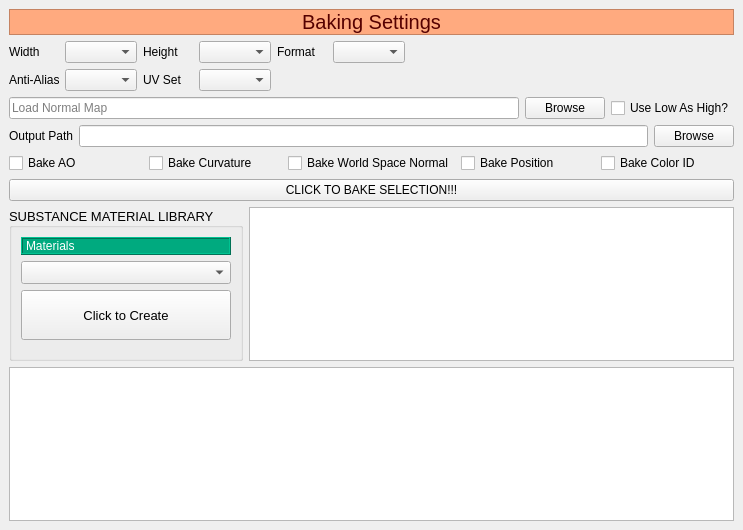
First picture: the form in puzzle_maya/sbsar_mat_creation/ui/sbsar_mat_creation_ui.ui, repository thienphuochoang/Portfolio, before the edit.
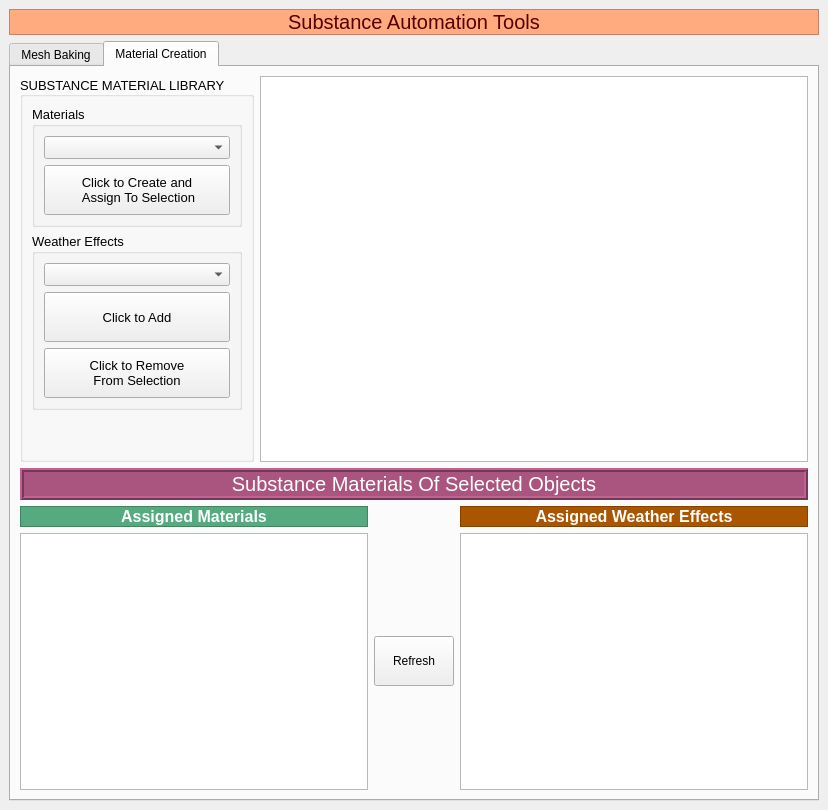
Second picture: the form after the edit.

Patch:
```diff
--- a/puzzle_maya/sbsar_mat_creation/ui/sbsar_mat_creation_ui.ui
+++ b/puzzle_maya/sbsar_mat_creation/ui/sbsar_mat_creation_ui.ui
@@ -6,8 +6,8 @@
    <rect>
     <x>0</x>
     <y>0</y>
-    <width>743</width>
-    <height>530</height>
+    <width>828</width>
+    <height>810</height>
    </rect>
   </property>
   <property name="windowTitle">
@@ -22,22 +22,12 @@
    </property>
    <property name="maximumSize">
     <size>
-     <width>743</width>
-     <height>530</height>
+     <width>16777215</width>
+     <height>16777215</height>
     </size>
    </property>
    <layout class="QGridLayout" name="gridLayout_2">
-    <item row="5" column="1" colspan="5">
-     <widget class="QListWidget" name="lwThumbnailMatShowing">
-      <property name="resizeMode">
-       <enum>QListView::Adjust</enum>
-      </property>
-      <property name="viewMode">
-       <enum>QListView::IconMode</enum>
-      </property>
-     </widget>
-    </item>
-    <item row="0" column="0" colspan="6">
+    <item row="0" column="0" colspan="2">
      <widget class="QLabel" name="lbBakingSettings">
       <property name="font">
        <font>
@@ -55,166 +45,24 @@
        <enum>QFrame::Raised</enum>
       </property>
       <property name="text">
-       <string>Baking Settings</string>
+       <string>Substance Automation Tools</string>
       </property>
       <property name="alignment">
        <set>Qt::AlignCenter</set>
       </property>
      </widget>
     </item>
-    <item row="5" column="0">
-     <layout class="QGridLayout" name="gridLayout">
-      <item row="0" column="1">
-       <widget class="QGroupBox" name="gbMatLibrary">
-        <property name="font">
-         <font>
-          <pointsize>10</pointsize>
-         </font>
-        </property>
-        <property name="title">
-         <string>SUBSTANCE MATERIAL LIBRARY</string>
-        </property>
-        <property name="alignment">
-         <set>Qt::AlignLeading|Qt::AlignLeft|Qt::AlignVCenter</set>
-        </property>
-        <layout class="QGridLayout" name="gridLayout_3">
-         <item row="3" column="0">
-          <spacer name="verticalSpacer">
-           <property name="orientation">
-            <enum>Qt::Vertical</enum>
-           </property>
-           <property name="sizeHint" stdset="0">
-            <size>
-             <width>20</width>
-             <height>40</height>
-            </size>
-           </property>
-          </spacer>
-         </item>
-         <item row="2" column="0">
-          <widget class="QPushButton" name="btnCreateMat">
-           <property name="minimumSize">
-            <size>
-             <width>50</width>
-             <height>50</height>
-            </size>
-           </property>
-           <property name="text">
-            <string>Click to Create</string>
-           </property>
-          </widget>
-         </item>
-         <item row="1" column="0">
-          <widget class="QComboBox" name="cbbMaterials"/>
-         </item>
-         <item row="0" column="0">
-          <widget class="QLabel" name="lbMaterials">
-           <property name="maximumSize">
-            <size>
-             <width>16777215</width>
-             <height>20</height>
-            </size>
-           </property>
-           <property name="font">
-            <font>
-             <pointsize>9</pointsize>
-            </font>
-           </property>
-           <property name="styleSheet">
-            <string notr="true">background-color: rgb(0, 170, 127);
-color: rgb(255, 255, 255);</string>
-           </property>
-           <property name="frameShape">
-            <enum>QFrame::Box</enum>
-           </property>
-           <property name="frameShadow">
-            <enum>QFrame::Raised</enum>
-           </property>
-           <property name="text">
-            <string>Materials</string>
-           </property>
-           <property name="alignment">
-            <set>Qt::AlignLeading|Qt::AlignLeft|Qt::AlignVCenter</set>
-           </property>
-          </widget>
-         </item>
-        </layout>
-       </widget>
-      </item>
-     </layout>
-    </item>
-    <item row="1" column="0" rowspan="2" colspan="6">
+    <item row="1" column="0" colspan="2">
+     <widget class="QTabWidget" name="twSwitchingTab">
+      <property name="currentIndex">
+       <number>1</number>
+      </property>
+      <widget class="QWidget" name="bakingTab">
+       <attribute name="title">
+        <string>Mesh Baking</string>
+       </attribute>
      <layout class="QGridLayout" name="gridLayout_6">
-      <property name="spacing">
-       <number>6</number>
-      </property>
-      <item row="7" column="0" colspan="4">
-       <layout class="QHBoxLayout" name="horizontalLayout_8">
-        <item>
-         <widget class="QCheckBox" name="cbbBakeAO">
-          <property name="text">
-           <string>Bake AO</string>
-          </property>
-         </widget>
-        </item>
-        <item>
-         <widget class="QCheckBox" name="cbbBakeCurvature">
-          <property name="text">
-           <string>Bake Curvature</string>
-          </property>
-         </widget>
-        </item>
-        <item>
-         <widget class="QCheckBox" name="cbbBakeWorldSpaceNormal">
-          <property name="text">
-           <string>Bake World Space Normal</string>
-          </property>
-         </widget>
-        </item>
-        <item>
-         <widget class="QCheckBox" name="cbbBakePosition">
-          <property name="text">
-           <string>Bake Position</string>
-          </property>
-         </widget>
-        </item>
-        <item>
-         <widget class="QCheckBox" name="cbbBakeColorID">
-          <property name="text">
-           <string>Bake Color ID</string>
-          </property>
-         </widget>
-        </item>
-       </layout>
-      </item>
-      <item row="6" column="0" colspan="4">
-       <layout class="QHBoxLayout" name="horizontalLayout_7">
-        <item>
-         <widget class="QLabel" name="lbOutputPath">
-          <property name="text">
-           <string>Output Path</string>
-          </property>
-         </widget>
-        </item>
-        <item>
-         <widget class="QLineEdit" name="leOutputPath"/>
-        </item>
-        <item>
-         <widget class="QPushButton" name="btnBrowse">
-          <property name="sizePolicy">
-           <sizepolicy hsizetype="Fixed" vsizetype="Fixed">
-            <horstretch>0</horstretch>
-            <verstretch>0</verstretch>
-           </sizepolicy>
-          </property>
-          <property name="text">
-           <string>Browse</string>
-          </property>
-         </widget>
-        </item>
-       </layout>
-      </item>
-      <item row="4" column="0" colspan="4">
+        <item row="1" column="0">
        <layout class="QHBoxLayout" name="horizontalLayout_4">
         <item>
          <widget class="QLabel" name="lbAntiAlias">
@@ -282,32 +130,51 @@
         </item>
        </layout>
       </item>
-      <item row="5" column="0" colspan="4">
-       <layout class="QHBoxLayout" name="horizontalLayout_5">
-        <item>
-         <widget class="QLineEdit" name="leNormalMap">
-          <property name="placeholderText">
-           <string>Load Normal Map</string>
+        <item row="9" column="0">
+         <layout class="QGridLayout" name="gridLayout_4">
+          <item row="1" column="0">
+           <widget class="QLabel" name="lbInputPath">
+            <property name="text">
+             <string>Input Path</string>
           </property>
          </widget>
         </item>
-        <item>
-         <widget class="QPushButton" name="btnBrowseNormalMap">
+          <item row="1" column="1">
+           <widget class="QLineEdit" name="leInputPath"/>
+          </item>
+          <item row="0" column="0" colspan="2">
+           <widget class="QCheckBox" name="cbbUseUpperSettings">
           <property name="text">
            <string>Browse</string>
           </property>
          </widget>
         </item>
-        <item>
-         <widget class="QCheckBox" name="cbUseLowAsHigh">
+          <item row="2" column="0">
+           <widget class="QLabel" name="lbInputName">
           <property name="text">
            <string>Use Low As High?</string>
           </property>
          </widget>
         </item>
-       </layout>
-      </item>
-      <item row="2" column="0" colspan="4">
+          <item row="2" column="1">
+           <widget class="QLineEdit" name="leInputName"/>
+          </item>
+         </layout>
+        </item>
+        <item row="11" column="0">
+         <spacer name="verticalSpacer_2">
+          <property name="orientation">
+           <enum>Qt::Vertical</enum>
+          </property>
+          <property name="sizeHint" stdset="0">
+           <size>
+            <width>20</width>
+            <height>446</height>
+           </size>
+          </property>
+         </spacer>
+        </item>
+        <item row="0" column="0">
        <layout class="QHBoxLayout" name="horizontalLayout_3">
         <item>
          <widget class="QLabel" name="lbWidth">
@@ -410,21 +277,450 @@
         </item>
        </layout>
       </item>
-      <item row="8" column="0" colspan="4">
+        <item row="2" column="0">
+         <layout class="QHBoxLayout" name="horizontalLayout_9">
+          <item>
+           <widget class="QLineEdit" name="leNormalMap">
+            <property name="placeholderText">
+             <string>Load Normal Map</string>
+            </property>
+           </widget>
+          </item>
+          <item>
+           <widget class="QPushButton" name="btnBrowseNormalMap">
+            <property name="text">
+             <string>Browse</string>
+            </property>
+           </widget>
+          </item>
+          <item>
+           <widget class="QCheckBox" name="cbUseLowAsHigh">
+            <property name="text">
+             <string>Use Low As High?</string>
+            </property>
+            <property name="checked">
+             <bool>true</bool>
+            </property>
+           </widget>
+          </item>
+         </layout>
+        </item>
+        <item row="7" column="0">
        <widget class="QPushButton" name="btnBakeMeshMaps">
         <property name="text">
          <string>CLICK TO BAKE SELECTION!!!</string>
         </property>
        </widget>
       </item>
-     </layout>
-    </item>
-    <item row="6" column="0" colspan="6">
-     <layout class="QVBoxLayout" name="verticalLayout">
+        <item row="10" column="0">
+         <widget class="QPushButton" name="btnCreateFileSBS">
+          <property name="text">
+           <string>CREATE FILE SBS !!!</string>
+          </property>
+         </widget>
+        </item>
+        <item row="3" column="0">
+         <layout class="QHBoxLayout" name="horizontalLayout_7">
+          <item>
+           <widget class="QLabel" name="lbOutputPath">
+            <property name="text">
+             <string>Output Path</string>
+            </property>
+           </widget>
+          </item>
+          <item>
+           <widget class="QLineEdit" name="leOutputPath"/>
+          </item>
+          <item>
+           <widget class="QPushButton" name="btnBrowse">
+            <property name="sizePolicy">
+             <sizepolicy hsizetype="Fixed" vsizetype="Fixed">
+              <horstretch>0</horstretch>
+              <verstretch>0</verstretch>
+             </sizepolicy>
+            </property>
+            <property name="text">
+             <string>Browse</string>
+            </property>
+           </widget>
+          </item>
+         </layout>
+        </item>
+        <item row="4" column="0">
+         <layout class="QHBoxLayout" name="horizontalLayout_5">
       <item>
-       <widget class="QListWidget" name="lwSceneSBSARMatList"/>
-      </item>
-     </layout>
+           <widget class="QLabel" name="lbOutputName">
+            <property name="text">
+             <string>Output Name</string>
+            </property>
+           </widget>
+          </item>
+          <item>
+           <widget class="QLineEdit" name="leOutputName"/>
+          </item>
+         </layout>
+        </item>
+        <item row="5" column="0">
+         <layout class="QHBoxLayout" name="horizontalLayout_6">
+          <item>
+           <widget class="QGroupBox" name="gbPreBake">
+            <property name="title">
+             <string>Pre-Baking</string>
+            </property>
+            <property name="flat">
+             <bool>false</bool>
+            </property>
+            <layout class="QGridLayout" name="gridLayout_7">
+             <item row="0" column="0" colspan="2">
+              <widget class="QLabel" name="lbNote">
+               <property name="text">
+                <string>If you have a low and high poly. Please select bake normal. High poly meshes should be put in HighPoly group
+low poly meshes should be put in LowPoly group</string>
+               </property>
+              </widget>
+             </item>
+            </layout>
+           </widget>
+          </item>
+         </layout>
+        </item>
+        <item row="6" column="0">
+         <layout class="QHBoxLayout" name="horizontalLayout_8">
+          <item>
+           <widget class="QCheckBox" name="cbbBakeAO">
+            <property name="text">
+             <string>Bake AO</string>
+            </property>
+           </widget>
+          </item>
+          <item>
+           <widget class="QCheckBox" name="cbbBakeCurvature">
+            <property name="text">
+             <string>Bake Curvature</string>
+            </property>
+           </widget>
+          </item>
+          <item>
+           <widget class="QCheckBox" name="cbbBakeWorldSpaceNormal">
+            <property name="text">
+             <string>Bake World Space Normal</string>
+            </property>
+           </widget>
+          </item>
+          <item>
+           <widget class="QCheckBox" name="cbbBakePosition">
+            <property name="text">
+             <string>Bake Position</string>
+            </property>
+           </widget>
+          </item>
+          <item>
+           <widget class="QCheckBox" name="cbbBakeColorID">
+            <property name="text">
+             <string>Bake Color ID</string>
+            </property>
+           </widget>
+          </item>
+         </layout>
+        </item>
+        <item row="8" column="0">
+         <widget class="Line" name="line">
+          <property name="frameShadow">
+           <enum>QFrame::Sunken</enum>
+          </property>
+          <property name="lineWidth">
+           <number>1</number>
+          </property>
+          <property name="midLineWidth">
+           <number>2</number>
+          </property>
+          <property name="orientation">
+           <enum>Qt::Horizontal</enum>
+          </property>
+         </widget>
+        </item>
+       </layout>
+      </widget>
+      <widget class="QWidget" name="materialCreationTab">
+       <attribute name="title">
+        <string>Material Creation</string>
+       </attribute>
+       <layout class="QGridLayout" name="gridLayout_5">
+        <item row="2" column="0" colspan="2">
+         <layout class="QGridLayout" name="gridLayout_8">
+          <item row="1" column="1">
+           <widget class="QPushButton" name="btnRefresh">
+            <property name="minimumSize">
+             <size>
+              <width>0</width>
+              <height>50</height>
+             </size>
+            </property>
+            <property name="text">
+             <string>Refresh</string>
+            </property>
+           </widget>
+          </item>
+          <item row="1" column="0">
+           <widget class="QListWidget" name="lwObjectSBSARMatList">
+            <property name="maximumSize">
+             <size>
+              <width>16777215</width>
+              <height>16777215</height>
+             </size>
+            </property>
+            <property name="dragDropMode">
+             <enum>QAbstractItemView::NoDragDrop</enum>
+            </property>
+            <property name="iconSize">
+             <size>
+              <width>128</width>
+              <height>128</height>
+             </size>
+            </property>
+           </widget>
+          </item>
+          <item row="1" column="2">
+           <widget class="QListWidget" name="lwObjectSBSARWeatherEffectList">
+            <property name="dragDropMode">
+             <enum>QAbstractItemView::NoDragDrop</enum>
+            </property>
+            <property name="iconSize">
+             <size>
+              <width>128</width>
+              <height>128</height>
+             </size>
+            </property>
+            <property name="movement">
+             <enum>QListView::Static</enum>
+            </property>
+            <property name="flow">
+             <enum>QListView::TopToBottom</enum>
+            </property>
+            <property name="isWrapping" stdset="0">
+             <bool>false</bool>
+            </property>
+            <property name="resizeMode">
+             <enum>QListView::Fixed</enum>
+            </property>
+            <property name="viewMode">
+             <enum>QListView::ListMode</enum>
+            </property>
+           </widget>
+          </item>
+          <item row="0" column="0">
+           <widget class="QLabel" name="lbAssignedMaterials">
+            <property name="font">
+             <font>
+              <pointsize>12</pointsize>
+              <weight>75</weight>
+              <bold>true</bold>
+             </font>
+            </property>
+            <property name="styleSheet">
+             <string notr="true">background-color: rgb(85, 170, 127);
+color: rgb(255, 255, 255);</string>
+            </property>
+            <property name="frameShape">
+             <enum>QFrame::StyledPanel</enum>
+            </property>
+            <property name="frameShadow">
+             <enum>QFrame::Plain</enum>
+            </property>
+            <property name="text">
+             <string>Assigned Materials</string>
+            </property>
+            <property name="alignment">
+             <set>Qt::AlignCenter</set>
+            </property>
+           </widget>
+          </item>
+          <item row="0" column="2">
+           <widget class="QLabel" name="lbAssignedWeatherEffects">
+            <property name="font">
+             <font>
+              <pointsize>12</pointsize>
+              <weight>75</weight>
+              <bold>true</bold>
+             </font>
+            </property>
+            <property name="styleSheet">
+             <string notr="true">background-color: rgb(170, 85, 0);
+color: rgb(255, 255, 255);</string>
+            </property>
+            <property name="frameShape">
+             <enum>QFrame::StyledPanel</enum>
+            </property>
+            <property name="text">
+             <string>Assigned Weather Effects</string>
+            </property>
+            <property name="alignment">
+             <set>Qt::AlignCenter</set>
+            </property>
+           </widget>
+          </item>
+         </layout>
+        </item>
+        <item row="0" column="0">
+         <widget class="QGroupBox" name="gbMatLibrary">
+          <property name="font">
+           <font>
+            <pointsize>10</pointsize>
+           </font>
+          </property>
+          <property name="title">
+           <string>SUBSTANCE MATERIAL LIBRARY</string>
+          </property>
+          <property name="alignment">
+           <set>Qt::AlignLeading|Qt::AlignLeft|Qt::AlignVCenter</set>
+          </property>
+          <layout class="QGridLayout" name="gridLayout_3">
+           <item row="5" column="0">
+            <spacer name="verticalSpacer">
+             <property name="orientation">
+              <enum>Qt::Vertical</enum>
+             </property>
+             <property name="sizeHint" stdset="0">
+              <size>
+               <width>20</width>
+               <height>40</height>
+              </size>
+             </property>
+            </spacer>
+           </item>
+           <item row="3" column="0">
+            <widget class="QGroupBox" name="gbMaterials">
+             <property name="autoFillBackground">
+              <bool>false</bool>
+             </property>
+             <property name="styleSheet">
+              <string notr="true"/>
+             </property>
+             <property name="title">
+              <string>Materials</string>
+             </property>
+             <property name="flat">
+              <bool>false</bool>
+             </property>
+             <property name="checkable">
+              <bool>false</bool>
+             </property>
+             <layout class="QVBoxLayout" name="verticalLayout_2">
+              <item>
+               <widget class="QComboBox" name="cbbMaterials"/>
+              </item>
+              <item>
+               <widget class="QPushButton" name="btnCreateMat">
+                <property name="minimumSize">
+                 <size>
+                  <width>50</width>
+                  <height>50</height>
+                 </size>
+                </property>
+                <property name="text">
+                 <string>Click to Create and
+ Assign To Selection</string>
+                </property>
+               </widget>
+              </item>
+             </layout>
+            </widget>
+           </item>
+           <item row="4" column="0">
+            <widget class="QGroupBox" name="gbWeatherEffects">
+             <property name="title">
+              <string>Weather Effects</string>
+             </property>
+             <layout class="QGridLayout" name="gridLayout">
+              <item row="1" column="0">
+               <widget class="QPushButton" name="btnAssignWeatherEffects">
+                <property name="minimumSize">
+                 <size>
+                  <width>50</width>
+                  <height>50</height>
+                 </size>
+                </property>
+                <property name="text">
+                 <string>Click to Add</string>
+                </property>
+               </widget>
+              </item>
+              <item row="0" column="0">
+               <widget class="QComboBox" name="cbbWeatherEffects"/>
+              </item>
+              <item row="2" column="0">
+               <widget class="QPushButton" name="btnRemoveWeatherEffects">
+                <property name="minimumSize">
+                 <size>
+                  <width>50</width>
+                  <height>50</height>
+                 </size>
+                </property>
+                <property name="text">
+                 <string>Click to Remove
+From Selection</string>
+                </property>
+               </widget>
+              </item>
+             </layout>
+            </widget>
+           </item>
+          </layout>
+         </widget>
+        </item>
+        <item row="0" column="1">
+         <widget class="QListWidget" name="lwThumbnailMatShowing">
+          <property name="dragDropMode">
+           <enum>QAbstractItemView::DragDrop</enum>
+          </property>
+          <property name="iconSize">
+           <size>
+            <width>128</width>
+            <height>128</height>
+           </size>
+          </property>
+          <property name="resizeMode">
+           <enum>QListView::Adjust</enum>
+          </property>
+          <property name="spacing">
+           <number>0</number>
+          </property>
+          <property name="viewMode">
+           <enum>QListView::IconMode</enum>
+          </property>
+         </widget>
+        </item>
+        <item row="1" column="0" colspan="2">
+         <widget class="QLabel" name="lbAddedMaterials">
+          <property name="font">
+           <font>
+            <pointsize>15</pointsize>
+           </font>
+          </property>
+          <property name="styleSheet">
+           <string notr="true">background-color: rgb(170, 85, 127);
+color: rgb(255, 255, 255);</string>
+          </property>
+          <property name="frameShape">
+           <enum>QFrame::Box</enum>
+          </property>
+          <property name="frameShadow">
+           <enum>QFrame::Raised</enum>
+          </property>
+          <property name="lineWidth">
+           <number>2</number>
+          </property>
+          <property name="text">
+           <string>Substance Materials Of Selected Objects</string>
+          </property>
+          <property name="alignment">
+           <set>Qt::AlignCenter</set>
+          </property>
+         </widget>
+        </item>
+       </layout>
+      </widget>
+     </widget>
     </item>
    </layout>
   </widget>
```
Left out of the diff: 4 changed lines with no effect on the pictures. Lines whose indentation alone changed are shown as unchanged.
